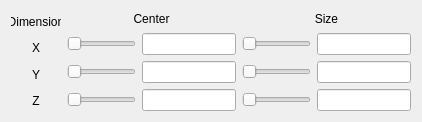
The window that apps/vaporgui/guis/ui/boxframe.ui (yyr/vapor) describes before a commit, drawn with Qt 5.
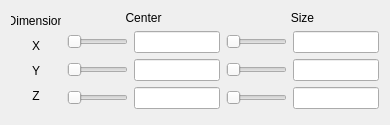
The same window after the commit.

Patch:
```diff
--- a/apps/vaporgui/guis/ui/boxframe.ui
+++ b/apps/vaporgui/guis/ui/boxframe.ui
@@ -6,8 +6,8 @@
    <rect>
     <x>0</x>
     <y>0</y>
-    <width>422</width>
-    <height>122</height>
+    <width>390</width>
+    <height>125</height>
    </rect>
   </property>
   <property name="windowTitle">
@@ -22,13 +22,19 @@
   <property name="lineWidth">
    <number>0</number>
   </property>
-  <layout class="QHBoxLayout" name="horizontalLayout_2">
+  <layout class="QVBoxLayout" name="verticalLayout_4">
    <item>
     <layout class="QHBoxLayout" name="horizontalLayout">
      <item>
       <layout class="QVBoxLayout" name="verticalLayout">
        <item>
         <widget class="QLabel" name="label_17">
+         <property name="minimumSize">
+          <size>
+           <width>0</width>
+           <height>19</height>
+          </size>
+         </property>
          <property name="maximumSize">
           <size>
            <width>50</width>
@@ -45,6 +51,12 @@
        </item>
        <item>
         <widget class="QLabel" name="label_18">
+         <property name="minimumSize">
+          <size>
+           <width>0</width>
+           <height>19</height>
+          </size>
+         </property>
          <property name="text">
           <string>X</string>
          </property>
@@ -55,6 +67,12 @@
        </item>
        <item>
         <widget class="QLabel" name="label_19">
+         <property name="minimumSize">
+          <size>
+           <width>0</width>
+           <height>19</height>
+          </size>
+         </property>
          <property name="text">
           <string>Y</string>
          </property>
@@ -65,6 +83,12 @@
        </item>
        <item>
         <widget class="QLabel" name="label_20">
+         <property name="minimumSize">
+          <size>
+           <width>0</width>
+           <height>19</height>
+          </size>
+         </property>
          <property name="text">
           <string>Z</string>
          </property>
@@ -73,6 +97,19 @@
          </property>
         </widget>
        </item>
+       <item>
+        <spacer name="verticalSpacer_2">
+         <property name="orientation">
+          <enum>Qt::Vertical</enum>
+         </property>
+         <property name="sizeHint" stdset="0">
+          <size>
+           <width>20</width>
+           <height>40</height>
+          </size>
+         </property>
+        </spacer>
+       </item>
       </layout>
      </item>
      <item>
@@ -213,6 +250,19 @@
          </item>
         </layout>
        </item>
+       <item>
+        <spacer name="verticalSpacer">
+         <property name="orientation">
+          <enum>Qt::Vertical</enum>
+         </property>
+         <property name="sizeHint" stdset="0">
+          <size>
+           <width>20</width>
+           <height>40</height>
+          </size>
+         </property>
+        </spacer>
+       </item>
       </layout>
      </item>
      <item>
@@ -353,6 +403,19 @@
          </item>
         </layout>
        </item>
+       <item>
+        <spacer name="verticalSpacer_3">
+         <property name="orientation">
+          <enum>Qt::Vertical</enum>
+         </property>
+         <property name="sizeHint" stdset="0">
+          <size>
+           <width>20</width>
+           <height>40</height>
+          </size>
+         </property>
+        </spacer>
+       </item>
       </layout>
      </item>
     </layout>
```
